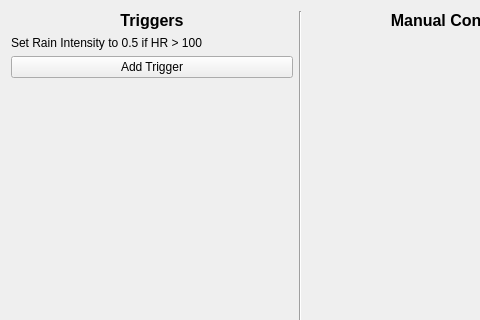
hiebelky/Bio-MR, file API/Bio-MR-API/Bio-MR-API/Biomr.ui: the form before one commit; both pictures show x 0 to 480 and y 0 to 320 of the 601 by 519 pixel window.
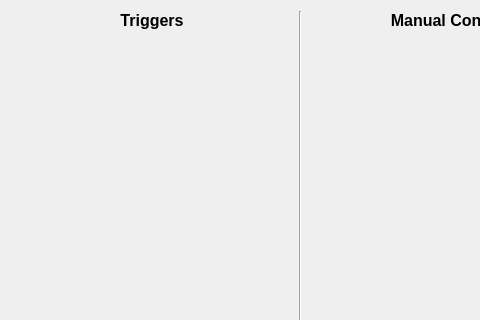
The form after the commit.

Commit message: Created item view for triggers

Diff of the .ui file:
```diff
--- a/API/Bio-MR-API/Bio-MR-API/Biomr.ui
+++ b/API/Bio-MR-API/Bio-MR-API/Biomr.ui
@@ -41,20 +41,6 @@
         </property>
        </widget>
       </item>
-      <item>
-       <widget class="QLabel" name="label_3">
-        <property name="text">
-         <string>Set Rain Intensity to 0.5 if HR &gt; 100 </string>
-        </property>
-       </widget>
-      </item>
-      <item>
-       <widget class="QPushButton" name="pushButton_3">
-        <property name="text">
-         <string>Add Trigger</string>
-        </property>
-       </widget>
-      </item>
       <item>
        <spacer name="verticalSpacer_2">
         <property name="orientation">
```
Left out of the diff: 2 changed lines with no effect on the pictures. The commit also changes 11 other files.
